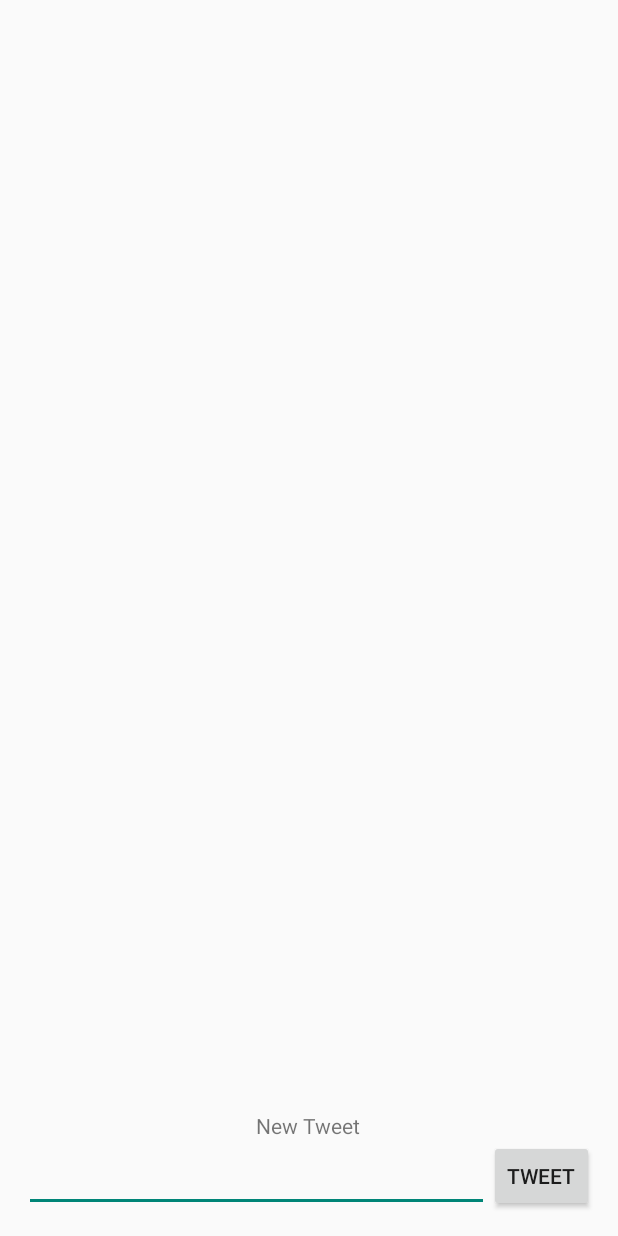
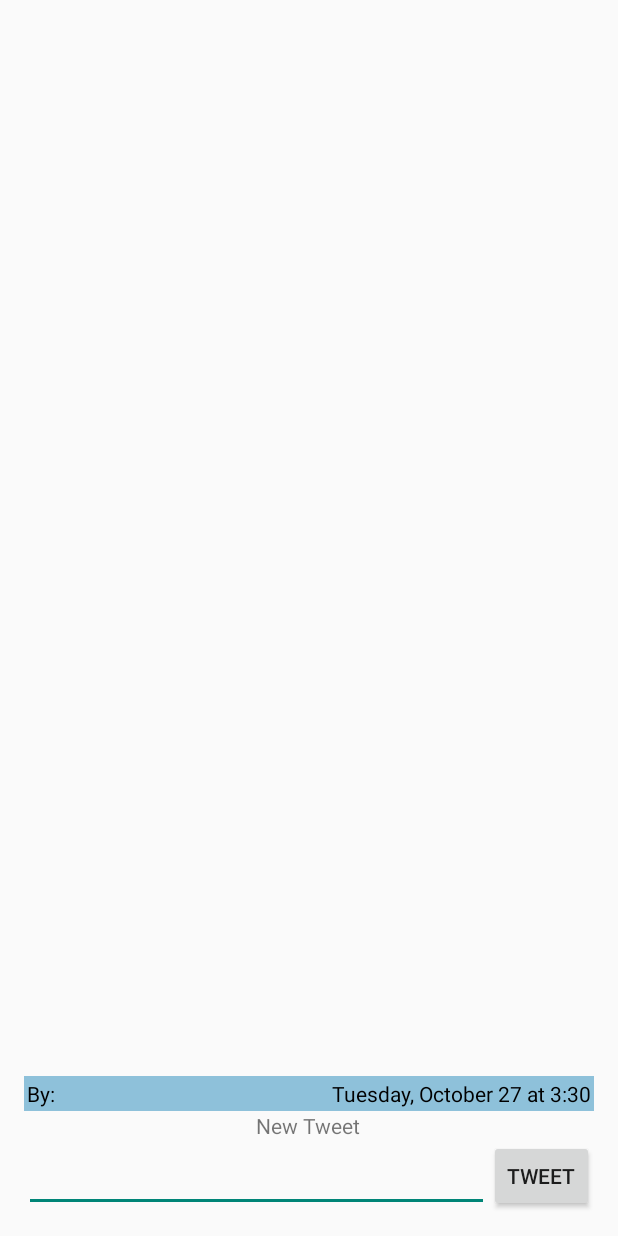
Before and after one commit to haleyharrison/android_twitter, an Android app: the MainActivity screen opened directly, with no data from a screen before it, after a tap on "TWEET", on a phone screen of 412 x 824 dp. Run offline under Robolectric (Android 15) with nearby library versions, the phone set to English and light mode, and no system bars; libraries missing offline, so code that uses them is left out: com.activeandroid, com.activeandroid.annotation, com.activeandroid.query; 5 statements that could not run were skipped.

Commit message:
Display tweets with custom TweetAdapter.

```diff
--- /dev/null
+++ b/app/src/main/java/com/epicodus/twitter_clone/adapters/TweetAdapter.java
@@ -0,0 +1,72 @@
+package com.epicodus.twitter_clone.adapters;
+
+
+import android.content.Context;
+import android.view.LayoutInflater;
+import android.view.View;
+import android.view.ViewGroup;
+import android.widget.BaseAdapter;
+import android.widget.BaseExpandableListAdapter;
+import android.widget.TextView;
+
+import com.epicodus.twitter_clone.R;
+import com.epicodus.twitter_clone.models.Tweet;
+
+import java.util.ArrayList;
+
+public class TweetAdapter extends BaseAdapter {
+
+    private Context mContext;
+    private ArrayList<Tweet> mTweets;
+
+    public TweetAdapter(Context context, ArrayList<Tweet> tweets) {
+        mTweets = tweets;
+        mContext = context;
+    }
+
+    @Override
+    public int getCount() {
+        return mTweets.size();
+    }
+
+    @Override
+    public Object getItem(int position) {
+        return mTweets.get(position);
+    }
+
+    @Override
+    public long getItemId(int position) {
+        return 0;
+    }
+
+    @Override
+    public View getView(int position, View convertView, ViewGroup parent) {
+        ViewHolder holder;
+
+        if (convertView == null) {
+            convertView = LayoutInflater.from(mContext).inflate(R.layout.tweet_list_item, null);
+            holder = new ViewHolder();
+            holder.userLabel = (TextView) convertView.findViewById(R.id.nameLabel);
+            holder.dateLabel = (TextView) convertView.findViewById(R.id.dateLabel);
+            holder.tweetLabel = (TextView) convertView.findViewById(R.id.tweetLabel);
+            convertView.setTag(holder);
+        } else {
+            holder = (ViewHolder) convertView.getTag();
+        }
+
+        Tweet tweet = mTweets.get(position);
+
+        holder.dateLabel.setText(tweet.getFormattedTime(mContext));
+        holder.userLabel.setText("By: " + tweet.getUser().getName());
+        holder.tweetLabel.setText(tweet.getContent());
+
+        return convertView;
+
+    }
+
+    private static class ViewHolder {
+        TextView userLabel;
+        TextView tweetLabel;
+        TextView dateLabel;
+    }
+}
--- a/app/src/main/java/com/epicodus/twitter_clone/ui/MainActivity.java
+++ b/app/src/main/java/com/epicodus/twitter_clone/ui/MainActivity.java
@@ -12,6 +12,7 @@ import android.widget.EditText;
 import android.widget.Toast;
 
 import com.epicodus.twitter_clone.R;
+import com.epicodus.twitter_clone.adapters.TweetAdapter;
 import com.epicodus.twitter_clone.models.Tweet;
 import com.epicodus.twitter_clone.models.User;
 
@@ -24,6 +25,7 @@ public class MainActivity extends ListActivity {
     private EditText mTweetText;
     private Button mSubmitTweetButton;
     private ArrayList<Tweet> mTweets;
+    private TweetAdapter mAdapter;
 
     @Override
     protected void onCreate(Bundle savedInstanceState) {
@@ -40,6 +42,8 @@ public class MainActivity extends ListActivity {
         mTweetText = (EditText) findViewById(R.id.newTweetEdit);
         mSubmitTweetButton = (Button) findViewById(R.id.tweetSubmitButton);
         mTweets = (ArrayList) Tweet.all();
+        mAdapter = new TweetAdapter(this, mTweets);
+        setListAdapter(mAdapter);
 
         mSubmitTweetButton.setOnClickListener(new View.OnClickListener() {
             @Override
@@ -48,6 +52,7 @@ public class MainActivity extends ListActivity {
                 Tweet tweet = new Tweet(tweetContent, mUser);
                 tweet.save();
                 mTweets.add(tweet);
+                mAdapter.notifyDataSetChanged();
 
                 mTweetText.setText("");
                 InputMethodManager inputManager = (InputMethodManager) getSystemService(Context.INPUT_METHOD_SERVICE);
--- /dev/null
+++ b/app/src/main/res/layout/tweet_list_item.xml
@@ -0,0 +1,48 @@
+<?xml version="1.0" encoding="utf-8"?>
+<RelativeLayout xmlns:android="http://schemas.android.com/apk/res/android"
+                android:orientation="vertical"
+                android:layout_width="match_parent"
+                android:layout_height="wrap_content">
+
+    <TextView
+        android:layout_width="wrap_content"
+        android:layout_height="wrap_content"
+        android:textAppearance="?android:attr/textAppearanceSmall"
+        android:text="By: so and so"
+        android:id="@+id/nameLabel"
+        android:enabled="true"
+        android:background="#8ec1da"
+        android:textColor="@android:color/black"
+        android:padding="2dp"
+        android:layout_below="@+id/tweetLabel"
+        android:layout_alignParentLeft="true"
+        android:layout_alignParentStart="true"
+        android:layout_toLeftOf="@+id/dateLabel"
+        android:layout_toStartOf="@+id/dateLabel"/>
+
+    <TextView
+        android:layout_width="wrap_content"
+        android:layout_height="wrap_content"
+        android:textAppearance="?android:attr/textAppearanceSmall"
+        android:text="Wednesday, October 30th at 12:00PM"
+        android:id="@+id/dateLabel"
+        android:background="#8ec1da"
+        android:textColor="@android:color/black"
+        android:padding="2dp"
+        android:layout_alignTop="@+id/nameLabel"
+        android:layout_alignParentRight="true"
+        android:layout_alignParentEnd="true"/>
+
+    <TextView
+        android:layout_width="match_parent"
+        android:layout_height="wrap_content"
+        android:text="This is a 140 character tweet used to test the dimensions of my Text View box. Here are 50 extra characters used as a placeholder for tests!"
+        android:id="@+id/tweetLabel"
+        android:textSize="17sp"
+        android:textColor="@android:color/black"
+        android:padding="8dp"
+        android:layout_alignParentTop="true"
+        android:layout_alignParentLeft="true"
+        android:layout_alignParentStart="true"/>
+
+</RelativeLayout>
```
